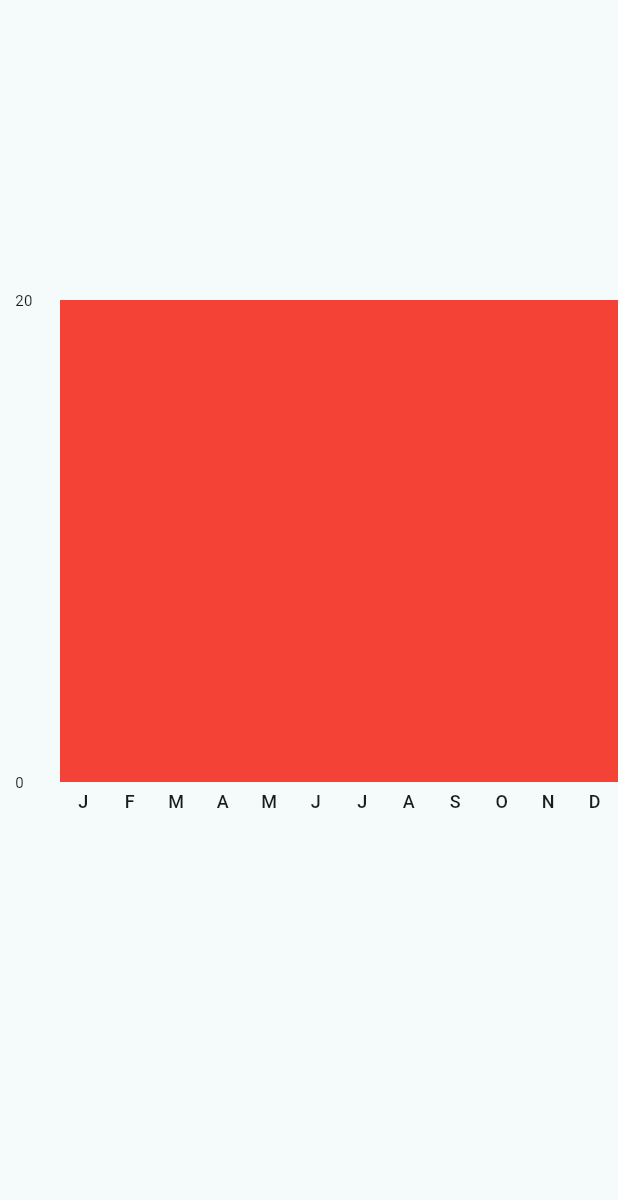
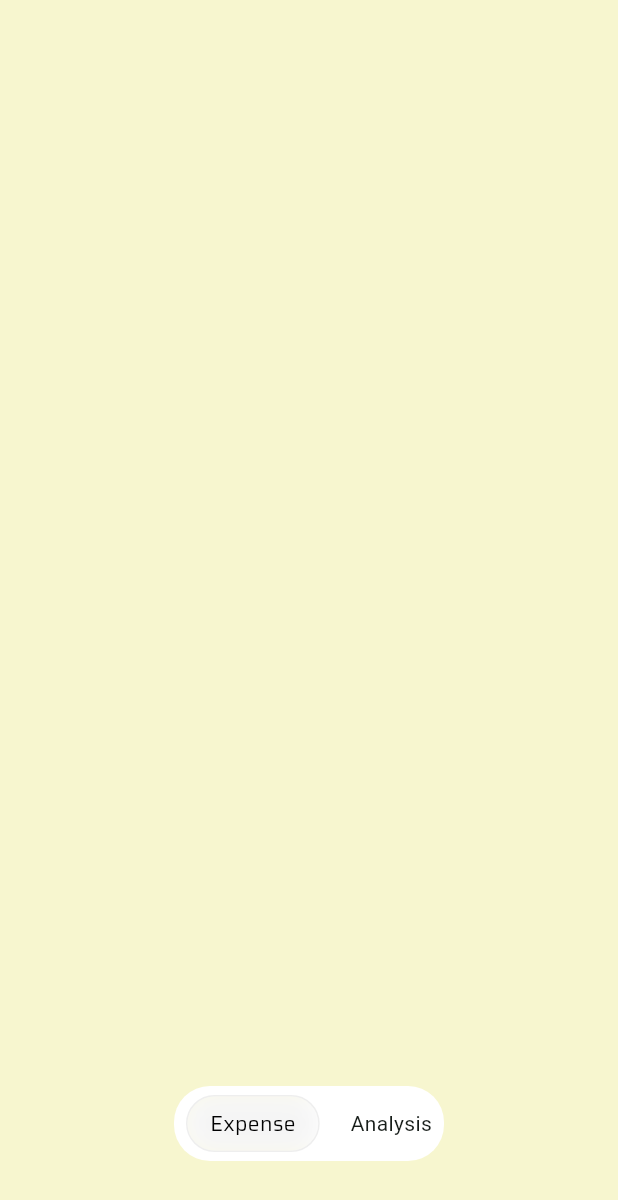
Before and after one commit to ITSNAYAN/ExpenseTracker, a Flutter app: the screen it shows after launch, on a phone screen of 412 x 824 dp. Shown: the top 1200 px of the screen. Run offline on Flutter 3.47's test engine with Material 3 defaults, Android fonts, the phone set to English and light mode, and no system bars; drawn by our look-alikes of fl_chart; our stand-ins replace flutter_slidable, google_fonts, hive, hive_flutter; accounts and stored records are empty.

Commit message:
feat: Enhance UI and add landing page
This commit introduces several UI improvements and a new landing page.

**Key Changes:**

- **Landing Page:** Added `LandingPageScreen` as the initial screen, featuring a custom bottom navigation button.
- **Custom Bottom Navigation Button:** Created `CustomBottomNavigationButton` with a frosted glass effect and "Expense" and "Analysis" options.
- **Bar Graph Styling:**
    - Enabled `barTouchData` for interaction.
    - Hidden left titles.
    - Added rounded corners (top-left and top-right) to the bars.
- **List Tile Styling:**
    - Applied `GoogleFonts.saira()` to leading, title, and trailing text.
    - Updated border radius and color for slidable actions and the list tile container.
    - Set the list tile container color to `Color(0xff98FBCB)`.
    - Adjusted padding and height for a more compact look.
- **Home Page:**
    - Applied `GoogleFonts.saira()` to the app bar title.
- **Bar Screen:**
    - Applied `GoogleFonts.saira()` to the app bar title.
    - Wrapped the body in `SingleChildScrollView` to prevent overflow.
- **Dialog Styling:**
    - Set the background color of the "New Expense" dialog to `Color(0xfff7f6cf)`.
- **Theme:**
    - Updated `seedColor` to `Color(0xff98FBCB)`.
    - Set `scaffoldBackgroundColor` to `Color(0xfff7f6cf)`.
- **Dependencies:** Added `google_fonts: ^6.2.1`.
- **Documentation:** Added a detailed note (`barGraph Implementataion`) explaining the implementation of the dynamic bar graph.

```diff
--- /dev/null
+++ b/lib/component/custom_bottom_navigation_button.dart
@@ -0,0 +1,60 @@
+import 'dart:ui';
+
+import 'package:flutter/cupertino.dart';
+import 'package:flutter/material.dart';
+import 'package:google_fonts/google_fonts.dart';
+
+class CustomBottomNavigationButton extends StatelessWidget {
+  const CustomBottomNavigationButton({super.key});
+
+  @override
+  Widget build(BuildContext context) {
+    return
+       Container (
+        height: 50,
+        width: 180,
+        decoration: BoxDecoration(
+          borderRadius: BorderRadius.circular(24),
+          color: Colors.white,
+        ),
+        child: Padding(
+          padding: const EdgeInsets.symmetric(horizontal: 8.0,vertical: 6.0),
+          child: Row(
+            mainAxisAlignment: MainAxisAlignment.spaceBetween,
+            children: [
+              buildNavigationText("Expense"),
+              Text("Analysis"),
+            ],
+          ),
+        ),
+      );
+    }
+
+  Container buildNavigationText(String text) {
+    return Container(
+      decoration: BoxDecoration(
+        borderRadius: BorderRadius.circular(24),
+        border: Border.all(color: Colors.grey[200]!, width: 1),
+        color: Colors.grey[100]!, // Semi-transparent background
+      ),
+      child: ClipRRect(
+        borderRadius: BorderRadius.circular(24),
+        child: BackdropFilter(
+          filter: ImageFilter.blur(sigmaX: 8, sigmaY: 8),
+          child: Padding(
+            padding: const EdgeInsets.symmetric(horizontal: 15.0, vertical: 8.0),
+            child: Center(
+              child: Text(
+                text,
+                style: GoogleFonts.saira(
+                  color: Colors.black,
+                ),
+              ),
+            ),
+          ),
+        ),
+      ),
+    );
+  }
+
+  }
--- a/lib/component/my_bar_graph.dart
+++ b/lib/component/my_bar_graph.dart
@@ -26,12 +26,12 @@ class MyBarGraph extends StatelessWidget {
             maxY: (monthlySummary.reduce((a, b) => a > b ? a : b)) + 20,
             gridData: FlGridData(show: false),
             borderData: FlBorderData(show: false),
-            backgroundColor: Colors.red,
-            // barTouchData: BarTouchData(enabled: true),
+            // backgroundColor: Colors.red,
+             barTouchData: BarTouchData(enabled: true),
             titlesData: FlTitlesData(
               leftTitles: AxisTitles(
                 sideTitles: SideTitles(
-                  showTitles: true,
+                  showTitles: false,
                   interval: 100, // Adjust based on your range
                   getTitlesWidget: (value, _) => Padding(
                     padding: const EdgeInsets.only(right: 8.0,left: 10.0),
@@ -56,8 +56,7 @@ class MyBarGraph extends StatelessWidget {
                     final month = (value.toInt() % 12) + 1;
                     return Padding(
                       padding: const EdgeInsets.only(top: 4),
-                      child: Text(
-                        monthName(month),
+                      child: Text(monthName(month),
                         style: const TextStyle(fontSize: 12, fontWeight: FontWeight.w500),
                       ),
                     );
@@ -77,8 +76,7 @@ class MyBarGraph extends StatelessWidget {
                   toY: entry.value,
                   width: 20,
                   color: entry.value == 0.0 ? Colors.black : Colors.black,
-
-                  borderRadius: BorderRadius.zero,
+                  borderRadius:BorderRadius.only(topLeft: Radius.circular(14),topRight: Radius.circular(14)),
                 )
               ],
             ))
--- a/lib/controller/home_page_controller.dart
+++ b/lib/controller/home_page_controller.dart
@@ -29,6 +29,7 @@ class HomepageController extends ChangeNotifier {
     showDialog(
       context: context,
       builder: (context) => AlertDialog(
+        backgroundColor: Color(0xfff7f6cf),
         title: Text("New Expense"),
         actions: [_cancelButton(context), _createNewDataBase(context)],
         content: Column(
--- a/lib/main.dart
+++ b/lib/main.dart
@@ -4,6 +4,7 @@ import 'package:flutter_expense_tracker/controller/home_page_controller.dart';
 import 'package:flutter_expense_tracker/expense_database/hive_intializer.dart';
 import 'package:flutter_expense_tracker/view/bar_graph_screen/bar_screen.dart';
 import 'package:flutter_expense_tracker/view/home_page.dart';
+import 'package:flutter_expense_tracker/view/landing_page/landing_page_screen.dart';
 import 'package:provider/provider.dart';
 
 void main() async {
@@ -26,9 +27,12 @@ class MyApp extends StatelessWidget {
         title: 'Flutter Demo',
         debugShowCheckedModeBanner: false,
         theme: ThemeData(
-          colorScheme: ColorScheme.fromSeed(seedColor: Colors.white),
+          colorScheme: ColorScheme.fromSeed(seedColor: Color(0xff98FBCB), brightness: Brightness.light,),
+           scaffoldBackgroundColor: Color(0xfff7f6cf),
+        //  scaffoldBackgroundColor: Colors.yellow,
+
         ),
-        home: BarScreen(),
+        home: LandingPageScreen(),
       ),
     );
   }
--- a/lib/view/bar_graph_screen/bar_screen.dart
+++ b/lib/view/bar_graph_screen/bar_screen.dart
@@ -4,6 +4,7 @@ import 'package:flutter/material.dart';
 import 'package:flutter_expense_tracker/component/my_bar_graph.dart';
 import 'package:flutter_expense_tracker/controller/bar_screen_controller.dart';
 import 'package:flutter_expense_tracker/core/helperFunction/convert_function.dart';
+import 'package:google_fonts/google_fonts.dart';
 import 'package:provider/provider.dart';
 
 class BarScreen extends StatefulWidget {
@@ -35,17 +36,20 @@ class _BarScreenState extends State<BarScreen> {
         int currentMonth = DateTime.now().month;
         int currentYear = DateTime.now().year;
         // calculate the number of month since the first month and current month
-        int monthCount = calculateMonthCount(startYear, startMonth, currentYear, currentMonth);
+       // int monthCount = calculateMonthCount(startYear, startMonth, currentYear, currentMonth);
 
         return Scaffold(
-          body: Padding(
+
+            appBar: AppBar(title : Center(child: Text("Spend Analysis",style: GoogleFonts.saira(),)), backgroundColor: Colors.transparent),
+
+          body: SingleChildScrollView(
+            child: Padding(
               padding: const EdgeInsets.only(top: 200.0),
               child: Column(
                 children: [
                   FutureBuilder(
                     future: value.monthlyTotalsFuture,
                     builder: (context, snapshot) {
-
                       if (snapshot.connectionState == ConnectionState.waiting) {
                         return SingleChildScrollView();
                       }
@@ -55,10 +59,10 @@ class _BarScreenState extends State<BarScreen> {
                       final data = snapshot.data??{ };
                       final monthlySummary =value.generate12MonthSummary(data, startYear, );
                       return MyBarGraph(monthlySummary: monthlySummary, startMonth: 1);
-
                     },
                   ),
                 ],
+              ),
             ),
           ),
         );
--- a/lib/view/home_page.dart
+++ b/lib/view/home_page.dart
@@ -1,6 +1,7 @@
 import 'package:flutter/material.dart';
 import 'package:flutter_expense_tracker/controller/home_page_controller.dart';
 import 'package:flutter_expense_tracker/core/helperFunction/convert_function.dart';
+import 'package:google_fonts/google_fonts.dart';
 import 'package:provider/provider.dart';
 
 import '../component/my_list_tile.dart';
@@ -28,10 +29,9 @@ class _HomePageState extends State<HomePage> {
   Widget build(BuildContext context) {
     final _controller = Provider.of<HomepageController>(context, listen: false);
     return Scaffold(
-      appBar: AppBar(title : Center(child: Text("Your Expense")), backgroundColor: Colors.transparent),
+      appBar: AppBar(title : Center(child: Text("Your Expense",style: GoogleFonts.saira(),)), backgroundColor: Colors.transparent),
       floatingActionButton: FloatingActionButton(
         onPressed: () => _controller.openNewExpense(context),
-        // onPressed: () => _controller.openNewExpense(context),
         child: Icon(Icons.add),
       ),
       body: SafeArea(
@@ -57,7 +57,9 @@ class _HomePageState extends State<HomePage> {
                     },
                   );
           },
-          child: Column(children: []),
+          child: Column(children: [
+
+          ]),
         ),
       ),
 
--- /dev/null
+++ b/lib/view/landing_page/landing_page_screen.dart
@@ -0,0 +1,24 @@
+import 'package:flutter/cupertino.dart';
+import 'package:flutter/material.dart';
+import 'package:flutter_expense_tracker/component/custom_bottom_navigation_button.dart';
+
+class LandingPageScreen extends StatelessWidget {
+  const LandingPageScreen({super.key});
+
+  @override
+  Widget build(BuildContext context) {
+    return Scaffold(
+
+      body: Padding(
+        padding: const EdgeInsets.only(right: 12,left: 12,bottom: 50),
+        child: Column(
+          mainAxisAlignment: MainAxisAlignment.end,
+         crossAxisAlignment: CrossAxisAlignment.center,
+        children: [
+          Center(child: CustomBottomNavigationButton()),
+        ],
+        ),
+      ),
+    );
+  }
+}
--- a/pubspec.yaml
+++ b/pubspec.yaml
@@ -41,6 +41,7 @@ dependencies:
   hive_generator: ^2.0.1
   flutter_slidable: ^4.0.0
   fl_chart: ^1.0.0
+  google_fonts: ^6.2.1
 
 
 dev_dependencies:
```
Also changed, not shown: lib/component/my_list_tile.dart (+16 -12 lines), pubspec.lock, 1 other file. Lines whose indentation alone changed are shown as unchanged.
